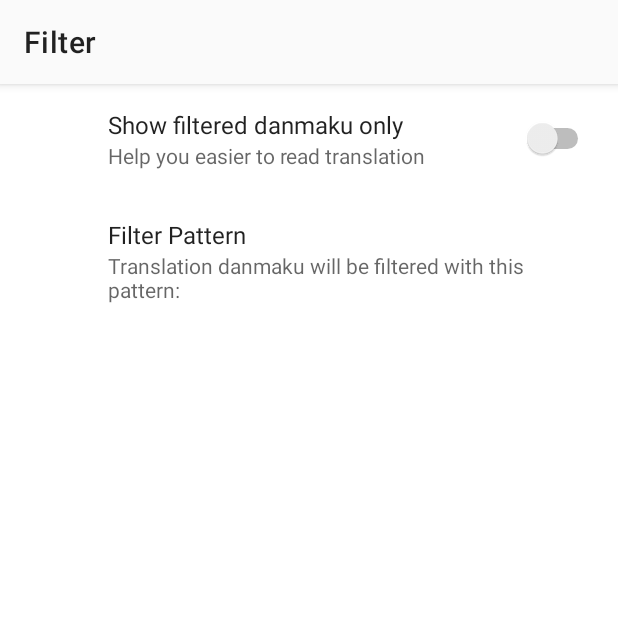
After one commit to danmaqua/danmaqua-android, an Android app: the fragment FilterSettingsFragment shown on its own in the app's theme, on a phone screen of 412 x 824 dp, the top half of it. The commit adds this screen. Run offline under Robolectric (Android 15) with nearby library versions, the phone set to English and light mode, and no system bars; our stand-ins replace androidx.preference; libraries missing offline, so code that uses them is left out: com.tencent.mmkv; 1 statement that could not run was skipped.

Commit message:
FilterSettings: Initial code
Signed-off-by: Siubeng Fung <fython@163.com>

```diff
--- a/app/build.gradle
+++ b/app/build.gradle
@@ -51,8 +51,10 @@ dependencies {
 
     implementation 'androidx.core:core-ktx:1.1.0'
     implementation 'androidx.fragment:fragment-ktx:1.2.0'
+    implementation 'androidx.preference:preference-ktx:1.1.0'
     implementation 'androidx.appcompat:appcompat:1.1.0'
     implementation 'androidx.recyclerview:recyclerview:1.1.0'
+    implementation 'androidx.preference:preference:1.1.0'
     implementation 'com.google.android.material:material:1.1.0-rc02'
 
     implementation "androidx.room:room-runtime:$room_library_version"
--- a/app/src/main/AndroidManifest.xml
+++ b/app/src/main/AndroidManifest.xml
@@ -32,6 +32,12 @@
             android:theme="@style/Theme.Danmaqua"
             android:exported="false"/>
 
+        <activity
+            android:name=".ui.PreferenceActivity"
+            android:label="@string/settings_title"
+            android:theme="@style/Theme.Danmaqua"
+            android:exported="true"/>
+
         <service
             android:name=".service.DanmakuListenerService"
             android:label="@string/listener_service_label"
--- a/app/src/main/java/moe/feng/danmaqua/Danmaqua.kt
+++ b/app/src/main/java/moe/feng/danmaqua/Danmaqua.kt
@@ -1,5 +1,12 @@
 package moe.feng.danmaqua
 
+import com.tencent.mmkv.MMKV
+import moe.feng.danmaqua.util.ext.booleanProperty
+import moe.feng.danmaqua.util.ext.notnullStringProperty
+
+/**
+ * Danmaqua constants and settings
+ */
 object Danmaqua {
 
     const val EXTRA_PREFIX = "${BuildConfig.APPLICATION_ID}.extra"
@@ -7,10 +14,32 @@ object Danmaqua {
     const val EXTRA_ACTION = "${EXTRA_PREFIX}.ACTION"
     const val EXTRA_CONNECT_ROOM_ID = "${EXTRA_PREFIX}.CONNECT_ROOM_ID"
 
+    const val ACTION_PREFIX = "${BuildConfig.APPLICATION_ID}.action"
+
     const val NOTI_CHANNEL_ID_STATUS = "status"
     const val NOTI_ID_LISTENER_STATUS = 10
 
     const val PENDING_INTENT_REQUEST_STOP = 10
     const val PENDING_INTENT_REQUEST_ENTER_MAIN = 11
 
+    const val DEFAULT_FILTER_PATTERN = "【(.*)】"
+
+    object Settings {
+
+        private val mmkv: MMKV get() = MMKV.defaultMMKV()
+
+        object Filter {
+
+            var enabled: Boolean by mmkv.booleanProperty(
+                key = "filter_enabled", defaultValue = false
+            )
+
+            var pattern: String by mmkv.notnullStringProperty(
+                key = "filter_pattern", defaultValue = DEFAULT_FILTER_PATTERN
+            )
+
+        }
+
+    }
+
 }
--- /dev/null
+++ b/app/src/main/java/moe/feng/danmaqua/ui/BasePreferenceFragment.kt
@@ -0,0 +1,34 @@
+package moe.feng.danmaqua.ui
+
+import android.app.Activity
+import android.content.Context
+import android.content.SharedPreferences
+import androidx.preference.PreferenceFragmentCompat
+import com.tencent.mmkv.MMKV
+import kotlinx.coroutines.CoroutineScope
+import kotlinx.coroutines.MainScope
+import kotlinx.coroutines.cancel
+
+abstract class BasePreferenceFragment : PreferenceFragmentCompat(), CoroutineScope by MainScope() {
+
+    val defaultPreferences: SharedPreferences get() = MMKV.defaultMMKV()
+
+    override fun onDestroy() {
+        super.onDestroy()
+        this.cancel()
+    }
+
+    override fun onAttach(context: Context) {
+        super.onAttach(context)
+        val title = getActivityTitle(context)
+        if (title != null) {
+            val activity = if (context is Activity) context else this.activity
+            activity?.title = title
+        }
+    }
+
+    open fun getActivityTitle(context: Context): CharSequence? {
+        return null
+    }
+
+}
--- /dev/null
+++ b/app/src/main/java/moe/feng/danmaqua/ui/FilterSettingsFragment.kt
@@ -0,0 +1,57 @@
+package moe.feng.danmaqua.ui
+
+import android.content.Context
+import android.os.Bundle
+import androidx.preference.EditTextPreference
+import androidx.preference.Preference
+import androidx.preference.SwitchPreference
+import moe.feng.danmaqua.Danmaqua
+import moe.feng.danmaqua.Danmaqua.Settings
+import moe.feng.danmaqua.R
+
+class FilterSettingsFragment : BasePreferenceFragment() {
+
+    companion object {
+
+        const val ACTION = "${Danmaqua.ACTION_PREFIX}.settings.FILTER"
+
+    }
+
+    private val enabledPref by lazy { findPreference<SwitchPreference>("filter_enabled")!! }
+    private val patternPref by lazy { findPreference<EditTextPreference>("filter_pattern")!! }
+
+    override fun onCreatePreferences(savedInstanceState: Bundle?, rootKey: String?) {
+        addPreferencesFromResource(R.xml.preference_filter)
+
+        enabledPref.isChecked = Settings.Filter.enabled
+        enabledPref.setOnPreferenceChangeListener(this::onEnabledChanged)
+
+        patternPref.text = Settings.Filter.pattern
+        patternPref.setOnPreferenceChangeListener(this::onPatternChanged)
+        patternPref.setSummaryProvider {
+            getString(R.string.filter_settings_pattern_summary_format, patternPref.text)
+        }
+    }
+
+    override fun getActivityTitle(context: Context): CharSequence? {
+        return context.getString(R.string.filter_settings_title)
+    }
+
+    private fun onEnabledChanged(pref: Preference, newValue: Any): Boolean {
+        val value = newValue as? Boolean ?: false
+        Settings.Filter.enabled = value
+        return true
+    }
+
+    private fun onPatternChanged(pref: Preference, newValue: Any): Boolean {
+        val value = newValue as? String
+        if (value.isNullOrEmpty()) {
+            Settings.Filter.pattern = Danmaqua.DEFAULT_FILTER_PATTERN
+            patternPref.text = Danmaqua.DEFAULT_FILTER_PATTERN
+        } else {
+            Settings.Filter.pattern = value
+        }
+        return true
+    }
+
+}
--- a/app/src/main/res/layout/bottom_toolbar_layout.xml
+++ b/app/src/main/res/layout/bottom_toolbar_layout.xml
@@ -22,6 +22,6 @@
         android:layout_height="match_parent"
         android:layout_gravity="end"
         android:text="@string/action_set_filter"
-        android:drawableStart="@drawable/ic_filter_list_24"/>
+        android:drawableEnd="@drawable/ic_filter_list_24"/>
 
 </FrameLayout>
--- a/app/src/main/res/values/strings.xml
+++ b/app/src/main/res/values/strings.xml
@@ -32,4 +32,12 @@
     <string name="listener_service_noti_text_connected">Connected room: %1$s(%2$d)</string>
     <string name="listener_service_noti_stop">Stop</string>
 
+    <string name="settings_title">Settings</string>
+
+    <string name="filter_settings_title">Filter</string>
+    <string name="filter_settings_enabled_title">Show filtered danmaku only</string>
+    <string name="filter_settings_enabled_summary">Help you easier to read translation</string>
+    <string name="filter_settings_pattern_title">Filter Pattern</string>
+    <string name="filter_settings_pattern_summary_format">Translation danmaku will be filtered with this pattern: %s</string>
+
 </resources>
--- /dev/null
+++ b/app/src/main/res/xml/preference_filter.xml
@@ -0,0 +1,14 @@
+<?xml version="1.0" encoding="utf-8"?>
+<androidx.preference.PreferenceScreen
+    xmlns:android="http://schemas.android.com/apk/res/android">
+
+    <androidx.preference.SwitchPreference
+        android:key="filter_enabled"
+        android:title="@string/filter_settings_enabled_title"
+        android:summary="@string/filter_settings_enabled_summary"/>
+
+    <androidx.preference.EditTextPreference
+        android:key="filter_pattern"
+        android:title="@string/filter_settings_pattern_title"/>
+
+</androidx.preference.PreferenceScreen>
```
Also changed, not shown: app/src/main/java/moe/feng/danmaqua/ui/MainActivity.kt (+23 -4 lines), app/src/main/java/moe/feng/danmaqua/ui/PreferenceActivity.kt (added, +48 -0 lines), app/src/main/java/moe/feng/danmaqua/util/ext/MMKVExtension.kt (added, +62 -0 lines).
